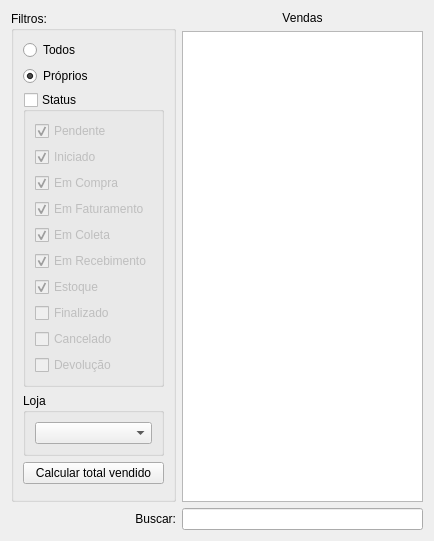
lellisls/ERP-STACCATO, file ui/widgetvenda.ui: the form before one commit.
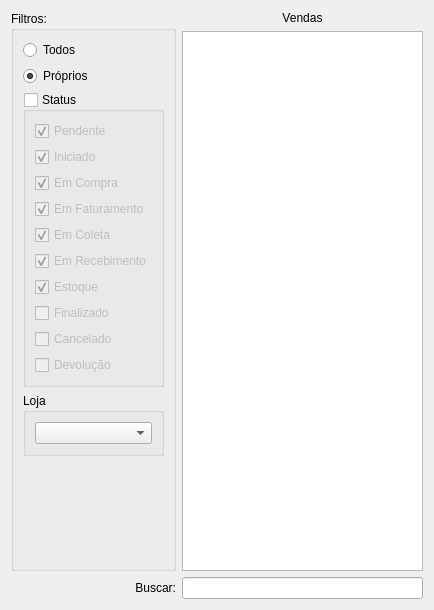
The form after the commit. Custom widgets are drawn as their Qt base class.

The edit to the form file:
```diff
--- a/ui/widgetvenda.ui
+++ b/ui/widgetvenda.ui
@@ -7,7 +7,7 @@
     <x>0</x>
     <y>0</y>
     <width>434</width>
-    <height>541</height>
+    <height>610</height>
    </rect>
   </property>
   <property name="windowTitle">
@@ -65,7 +65,7 @@
           </property>
          </widget>
         </item>
-        <item row="5" column="0">
+        <item row="4" column="0">
          <spacer name="verticalSpacer">
           <property name="orientation">
            <enum>Qt::Vertical</enum>
@@ -226,13 +226,6 @@
           </layout>
          </widget>
         </item>
-        <item row="4" column="0">
-         <widget class="QPushButton" name="pushButtonCalcularTotal">
-          <property name="text">
-           <string>Calcular total vendido</string>
-          </property>
-         </widget>
-        </item>
        </layout>
       </widget>
      </item>
```
